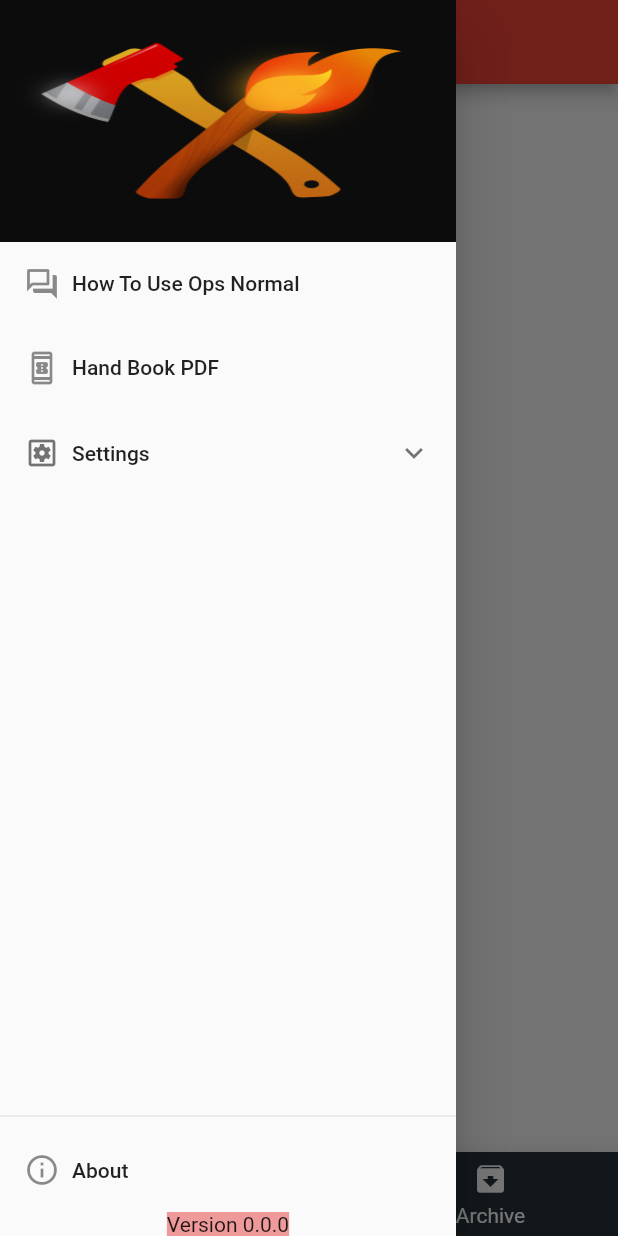
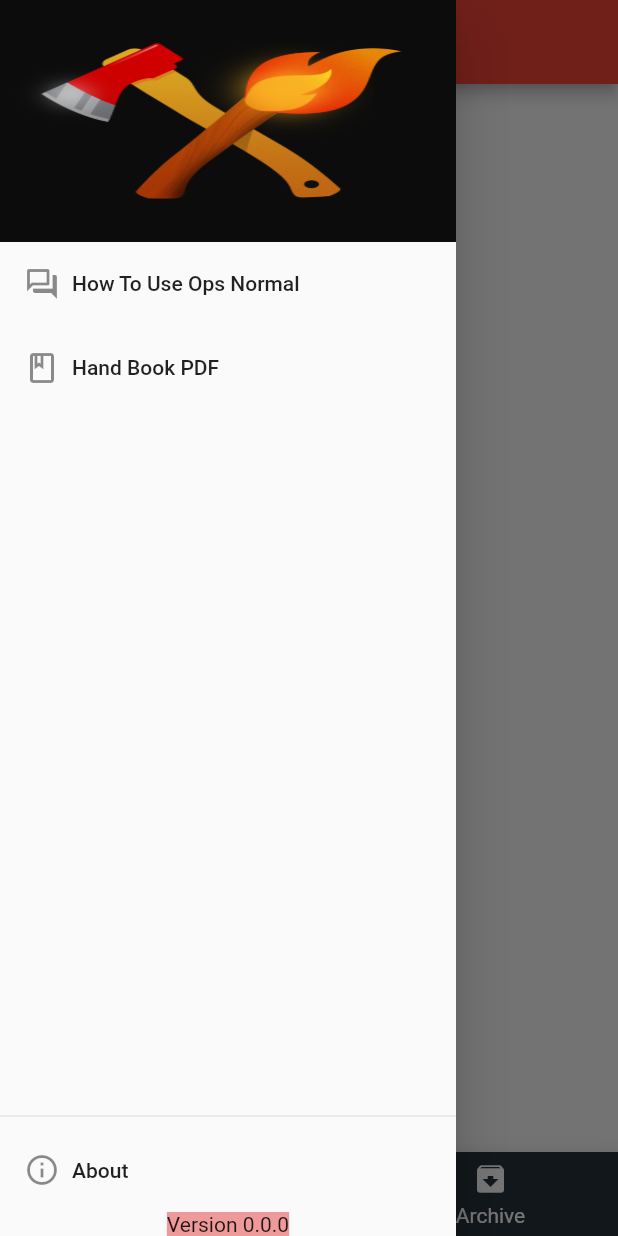
Before and after one commit to OregonStateUniversity/fs-ops-normal, a Flutter app: the screen it shows after launch, with the side drawer open, on a phone screen of 412 x 824 dp. Run offline on Flutter 3.47's test engine with Material 2 defaults, Android fonts, the light colour scheme and no system bars; drawn by our look-alikes of animated_bottom_navigation_bar, auto_size_text; our stand-ins replace shared_preferences, sqflite; missing offline and left inert: dart:ffi; accounts and stored records are empty.

Commit message:
Changed handbook icon, removed not wanted tab

```diff
--- a/lib/Widgets/drawer.dart
+++ b/lib/Widgets/drawer.dart
@@ -40,8 +40,8 @@ class SideDrawerState extends State<SideDrawer> {
         children: [
           _drawerHeader(),
           _drawerItem(Icons.question_answer_outlined, "How To Use Ops Normal", () => Navigator.pushNamed(context, HowTo.routeName)),
-          _drawerItem(Icons.book_online_outlined, "Hand Book PDF", () => Navigator.pushNamed(context, HandBookPdf.routeName)),
-          _expandingDrawerList(Icons.settings_applications_outlined, "Settings")
+          _drawerItem(Icons.book_outlined, "Hand Book PDF", () => Navigator.pushNamed(context, HandBookPdf.routeName)),
+          //_expandingDrawerList(Icons.settings_applications_outlined, "Settings")
           //_drawerItem(Icons.article_outlined, "Documentation", ()=>{}),
         ],
       ),
```
